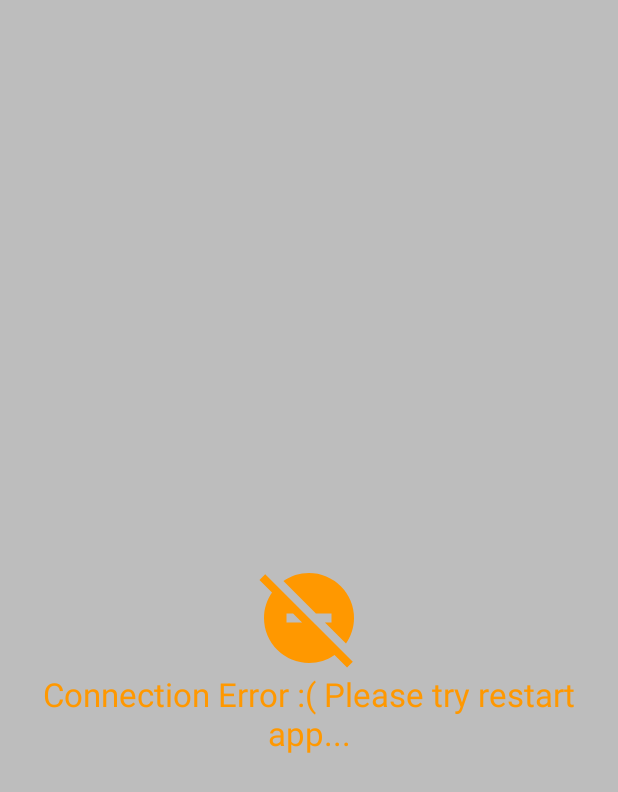
After one commit to sawickiDev/GeoNoteClient, an Android app: the ConnectionErrorActivity screen opened directly, with no data from a screen before it, on a phone screen of 412 x 824 dp. The commit adds this screen. Shown: the top 792 px of the screen. Run offline under Robolectric (Android 15) with nearby library versions, the phone set to English and light mode, and no system bars.

Commit message:
Splash redirect adjustment

```diff
--- /dev/null
+++ b/app/src/main/java/com/steveq/geonoteclient/login/ConnectionErrorActivity.java
@@ -0,0 +1,15 @@
+package com.steveq.geonoteclient.login;
+
+import android.support.v7.app.AppCompatActivity;
+import android.os.Bundle;
+
+import com.steveq.geonoteclient.R;
+
+public class ConnectionErrorActivity extends AppCompatActivity {
+
+    @Override
+    protected void onCreate(Bundle savedInstanceState) {
+        super.onCreate(savedInstanceState);
+        setContentView(R.layout.activity_connection_error);
+    }
+}
--- a/app/src/main/res/drawable/splash.xml
+++ b/app/src/main/res/drawable/splash.xml
@@ -4,10 +4,8 @@
     <item
         android:drawable="@color/material_grey_400"/>
 
-    <item>
-        <bitmap
-            android:gravity="center"
-            android:src="@drawable/logo_48"/>
-    </item>
+    <item
+        android:gravity="center"
+        android:drawable="@drawable/vec_logo_medium"/>
 
 </layer-list>
--- /dev/null
+++ b/app/src/main/res/drawable/vec_conn_error.xml
@@ -0,0 +1,11 @@
+<?xml version="1.0" encoding="UTF-8"?>
+<vector xmlns:android="http://schemas.android.com/apk/res/android"
+    android:height="72dp"
+    android:width="72dp"
+    android:viewportHeight="24"
+    android:viewportWidth="24">
+    <path
+        android:fillColor="#ff9800"
+        android:pathData="M17,11V13H15.54L20.22,17.68C21.34,16.07 22,14.11 22,12A10,10 0 0,0 12,2C9.89,2 7.93,2.66 6.32,3.78L13.54,11H17M2.27,2.27L1,3.54L3.78,6.32C2.66,7.93 2,9.89 2,12A10,10 0 0,0 12,22C14.11,22 16.07,21.34 17.68,20.22L20.46,23L21.73,21.73L2.27,2.27M7,13V11H8.46L10.46,13H7Z" />
+
+</vector>
--- /dev/null
+++ b/app/src/main/res/drawable/vec_logo_medium.xml
@@ -0,0 +1,11 @@
+<?xml version="1.0" encoding="UTF-8"?>
+<vector xmlns:android="http://schemas.android.com/apk/res/android"
+    android:height="72dp"
+    android:width="72dp"
+    android:viewportHeight="24"
+    android:viewportWidth="24">
+    <path
+        android:fillColor="#ff9800"
+        android:pathData="M12,2C15.31,2 18,4.66 18,7.95C18,12.41 12,19 12,19C12,19 6,12.41 6,7.95C6,4.66 8.69,2 12,2M12,6A2,2 0 0,0 10,8A2,2 0 0,0 12,10A2,2 0 0,0 14,8A2,2 0 0,0 12,6M20,19C20,21.21 16.42,23 12,23C7.58,23 4,21.21 4,19C4,17.71 5.22,16.56 7.11,15.83L7.75,16.74C6.67,17.19 6,17.81 6,18.5C6,19.88 8.69,21 12,21C15.31,21 18,19.88 18,18.5C18,17.81 17.33,17.19 16.25,16.74L16.89,15.83C18.78,16.56 20,17.71 20,19Z" />
+
+</vector>
--- /dev/null
+++ b/app/src/main/res/layout/activity_connection_error.xml
@@ -0,0 +1,26 @@
+<?xml version="1.0" encoding="utf-8"?>
+<RelativeLayout
+    xmlns:android="http://schemas.android.com/apk/res/android"
+    xmlns:app="http://schemas.android.com/apk/res-auto"
+    xmlns:tools="http://schemas.android.com/tools"
+    android:layout_width="match_parent"
+    android:layout_height="match_parent"
+    tools:context=".login.ConnectionErrorActivity">
+
+    <ImageView
+        android:id="@+id/errorImageView"
+        android:layout_width="wrap_content"
+        android:layout_height="wrap_content"
+        android:src="@drawable/vec_conn_error"
+        android:layout_centerInParent="true"/>
+
+    <TextView
+        android:layout_width="match_parent"
+        android:layout_height="wrap_content"
+        android:textAppearance="?android:textAppearanceLarge"
+        android:text="@string/conn_error"
+        android:layout_below="@id/errorImageView"
+        android:textColor="#ff9800"
+        android:gravity="center"/>
+
+</RelativeLayout>
--- a/app/src/main/res/values/strings.xml
+++ b/app/src/main/res/values/strings.xml
@@ -26,4 +26,6 @@
     <string name="geo_note">Geo-Note</string>
     <string name="title_activity_maps">Map</string>
     <string name="location_unavailable">Location service is unavailable</string>
+    <string name="publish_error">Error occured during publishing</string>
+    <string name="conn_error">Connection Error :( Please try restart app...</string>
 </resources>
```
Also changed, not shown: app/src/main/AndroidManifest.xml (+9 -5 lines), app/src/main/java/com/steveq/geonoteclient/login/SplashActivity.java (+9 -2 lines), app/src/main/java/com/steveq/geonoteclient/map/GeonoteNoteAPI.java (added, +14 -0 lines), app/src/main/java/com/steveq/geonoteclient/map/GeonoteNoteController.java (added, +54 -0 lines), app/src/main/java/com/steveq/geonoteclient/map/MapsActivity.java (+62 -2 lines), app/src/main/java/com/steveq/geonoteclient/map/RequestNote.java (added, +49 -0 lines), app/src/main/res/drawable/vec_logo_large.xml (added, +11 -0 lines), app/src/main/res/drawable/vec_logo_small.xml (added, +11 -0 lines).
